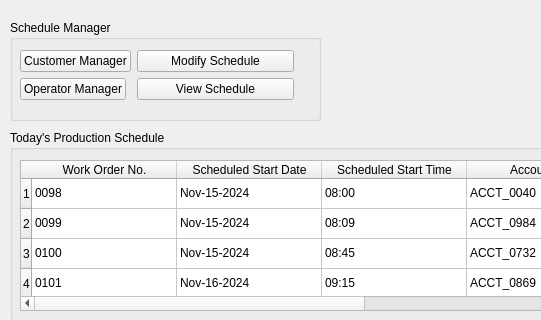
First picture: the form in src/frontend/QT Designer Files/ProductionScheduleManagerWidget.ui, repository JamesShadowfyre/MANF555, before the edit; both pictures show x 0 to 541 and y 0 to 320 of the 1100 by 601 pixel window.
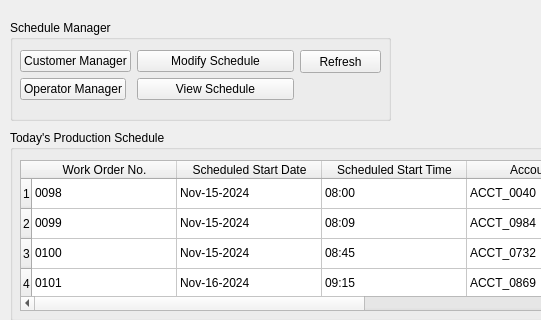
Second picture: the form after the edit.

Commit message: Refresh button added to ProductionScheduleManager, refresh button now extracts and prints table data

```diff
--- a/src/frontend/QT Designer Files/ProductionScheduleManagerWidget.ui
+++ b/src/frontend/QT Designer Files/ProductionScheduleManagerWidget.ui
@@ -285,7 +285,7 @@
     <rect>
      <x>10</x>
      <y>20</y>
-     <width>311</width>
+     <width>381</width>
      <height>101</height>
     </rect>
    </property>
@@ -298,7 +298,7 @@
       <x>10</x>
       <y>30</y>
       <width>274</width>
-      <height>64</height>
+      <height>61</height>
      </rect>
     </property>
     <layout class="QFormLayout" name="formLayout">
@@ -332,6 +332,19 @@
      </item>
     </layout>
    </widget>
+   <widget class="QPushButton" name="refreshButton">
+    <property name="geometry">
+     <rect>
+      <x>290</x>
+      <y>30</y>
+      <width>81</width>
+      <height>23</height>
+     </rect>
+    </property>
+    <property name="text">
+     <string>Refresh</string>
+    </property>
+   </widget>
   </widget>
   <widget class="QGroupBox" name="groupBox_3">
    <property name="geometry">
```
Left out of the diff: 14 changed lines with no effect on the pictures. The commit also changes 2 other files.
